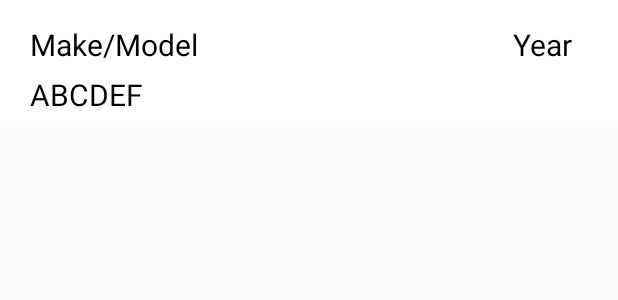
After one commit to fagan2888/parking-garage-automation, an Android app: the layout vehicle_item.xml on its own in the app's theme, with its tools: preview values and no code run, on a phone screen of 412 x 824 dp. The commit adds this screen. Shown: the top 300 px of the screen. Run offline under Robolectric (Android 15) with nearby library versions, the phone set to English and light mode, and no system bars.

Commit message:
Added view vehicle list

```diff
--- a/app/build.gradle
+++ b/app/build.gradle
@@ -26,9 +26,10 @@ android {
 
 dependencies {
     compile fileTree(dir: 'libs', include: ['*.jar'])
-    compile 'com.android.support:appcompat-v7:22.2.1'
-    compile 'com.firebase:firebase-client-android:2.5.2+'
     compile files('libs/json-simple-1.1.1.jar')
     testCompile 'junit:junit:4.12'
     testCompile 'org.mockito:mockito-core:1.10.19'
+    compile 'com.android.support:appcompat-v7:22.2.1'
+    compile 'com.firebase:firebase-client-android:2.5.2'
+    compile 'com.android.support:design:22.2.1'
 }
--- a/app/src/main/java/com/glleung/parkinggarageautomation/new_user.java
+++ b/app/src/main/java/com/glleung/parkinggarageautomation/new_user.java
@@ -55,14 +55,16 @@ public class new_user extends ActionBarActivity {
                                 // user was created
                                 String uid = (String) result.get("uid");
                                 Toast.makeText(getApplicationContext(), "Pass - "+ uid, Toast.LENGTH_LONG).show();
+                                double bal = 0.00;
 
                                 Firebase ref = new Firebase("https://incandescent-fire-3535.firebaseio.com/users/"+uid);
-                                Map<String,String> map = new HashMap<String, String>();
+                                Map<String,Object> map = new HashMap<String, Object>();
                                 map.put("email",currentEmail);
                                 map.put("firstname",firstName.getText().toString());
                                 map.put("lastname",lastName.getText().toString());
                                 map.put("paymentform",paymentSelected);
                                 map.put("phonenumber",phone.getText().toString());
+                                map.put("balance",bal);
                                 ref.setValue(map);
                             }
 
--- /dev/null
+++ b/app/src/main/res/layout/vehicle_item.xml
@@ -0,0 +1,43 @@
+<RelativeLayout xmlns:android="http://schemas.android.com/apk/res/android"
+    android:layout_width="match_parent"
+    android:layout_height="wrap_content"
+    android:background="#FFFFFF"
+    android:paddingTop="0dp"
+    android:elevation="0dp"
+    >
+    <TextView
+        android:id="@+id/make_model_item"
+        android:layout_width="wrap_content"
+        android:layout_height="wrap_content"
+        android:layout_marginLeft="20dp"
+        android:layout_marginTop="16dp"
+        android:layout_marginBottom="6dp"
+        android:layout_toLeftOf="@+id/vehicle_year_item"
+        android:layout_alignParentLeft="true"
+        android:text="Make/Model"
+        android:textSize="20sp"
+        android:textColor="#000000"
+        android:ellipsize="end"
+        android:singleLine="true"/>
+    <TextView
+        android:id="@+id/vehicle_year_item"
+        android:layout_width="wrap_content"
+        android:layout_height="wrap_content"
+        android:layout_marginTop="16dp"
+        android:layout_marginRight="30dp"
+        android:layout_marginLeft="16dp"
+        android:layout_alignParentRight="true"
+        android:text="Year"
+        android:textColor="#000000"
+        android:textSize="20sp"/>
+    <TextView
+        android:id="@+id/licenseplate_item"
+        android:layout_width="wrap_content"
+        android:layout_height="wrap_content"
+        android:layout_below="@+id/make_model_item"
+        android:layout_alignLeft="@+id/make_model_item"
+        android:text="ABCDEF"
+        android:textColor="#000000"
+        android:textSize="20sp"
+        android:layout_marginBottom="8dp"/>
+</RelativeLayout>
--- /dev/null
+++ b/app/src/main/res/values-v21/styles.xml
@@ -0,0 +1,9 @@
+<resources>
+
+    <style name="AppTheme.NoActionBar">
+        <item name="windowActionBar">false</item>
+        <item name="windowNoTitle">true</item>
+        <item name="android:windowDrawsSystemBarBackgrounds">true</item>
+        <item name="android:statusBarColor">@android:color/transparent</item>
+    </style>
+</resources>
--- a/app/src/main/res/values/dimens.xml
+++ b/app/src/main/res/values/dimens.xml
@@ -2,4 +2,5 @@
     <!-- Default screen margins, per the Android Design guidelines. -->
     <dimen name="activity_horizontal_margin">16dp</dimen>
     <dimen name="activity_vertical_margin">16dp</dimen>
+    <dimen name="fab_margin">16dp</dimen>
 </resources>
--- a/app/src/main/res/values/strings.xml
+++ b/app/src/main/res/values/strings.xml
@@ -61,4 +61,5 @@
     <string name="submit">Submit</string>
 
     <string name="title_activity_create_reservation_time">Create a Reservation</string>
+    <string name="title_activity_registered_vehicles">RegisteredVehicles</string>
 </resources>
--- a/app/src/main/res/values/styles.xml
+++ b/app/src/main/res/values/styles.xml
@@ -5,4 +5,13 @@
         <!-- Customize your theme here. -->
     </style>
 
+    <style name="AppTheme.NoActionBar">
+        <item name="windowActionBar">false</item>
+        <item name="windowNoTitle">true</item>
+    </style>
+
+    <style name="AppTheme.AppBarOverlay" parent="ThemeOverlay.AppCompat.Dark.ActionBar" />
+
+    <style name="AppTheme.PopupOverlay" parent="ThemeOverlay.AppCompat.Light" />
+
 </resources>
```
Also changed, not shown: app/src/main/AndroidManifest.xml (+12 -14 lines), app/src/main/java/com/glleung/parkinggarageautomation/RegisteredVehicles.java (added, +29 -0 lines), app/src/main/java/com/glleung/parkinggarageautomation/Vehicle.java (+15 -2 lines), app/src/main/java/com/glleung/parkinggarageautomation/VehicleListAdapter.java (added, +56 -0 lines), app/src/main/java/com/glleung/parkinggarageautomation/main.java (+122 -10 lines), app/src/main/res/layout/activity_main.xml (+14 -2 lines), app/src/main/res/layout/activity_registered_vehicles.xml (added, +27 -0 lines).
